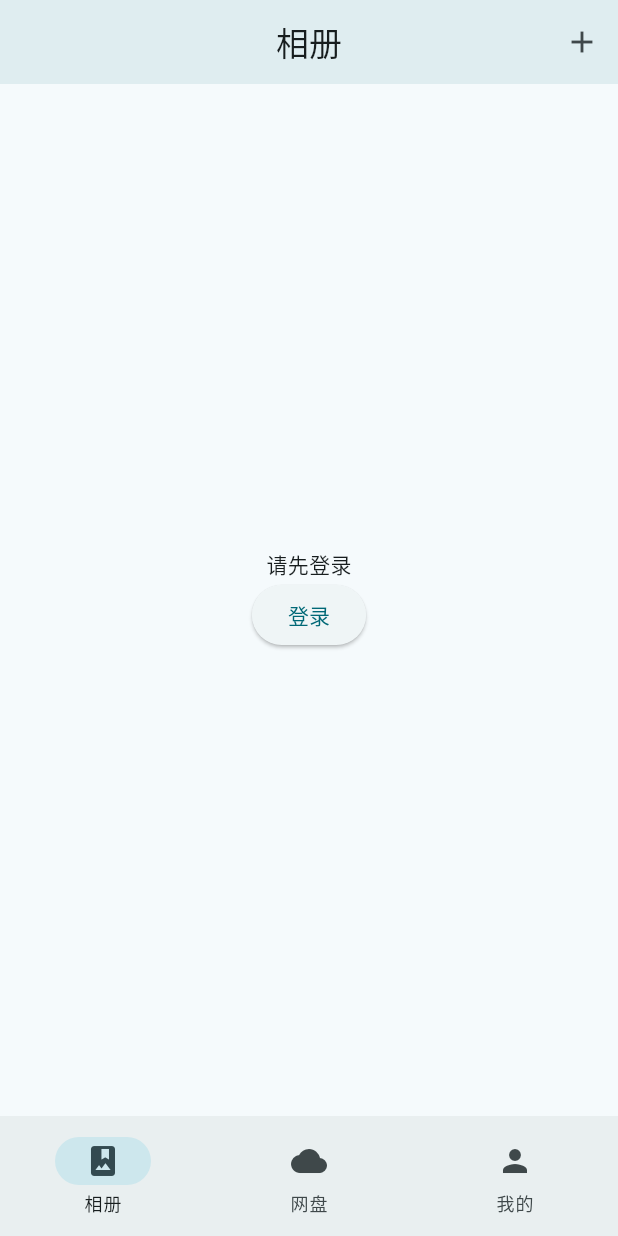
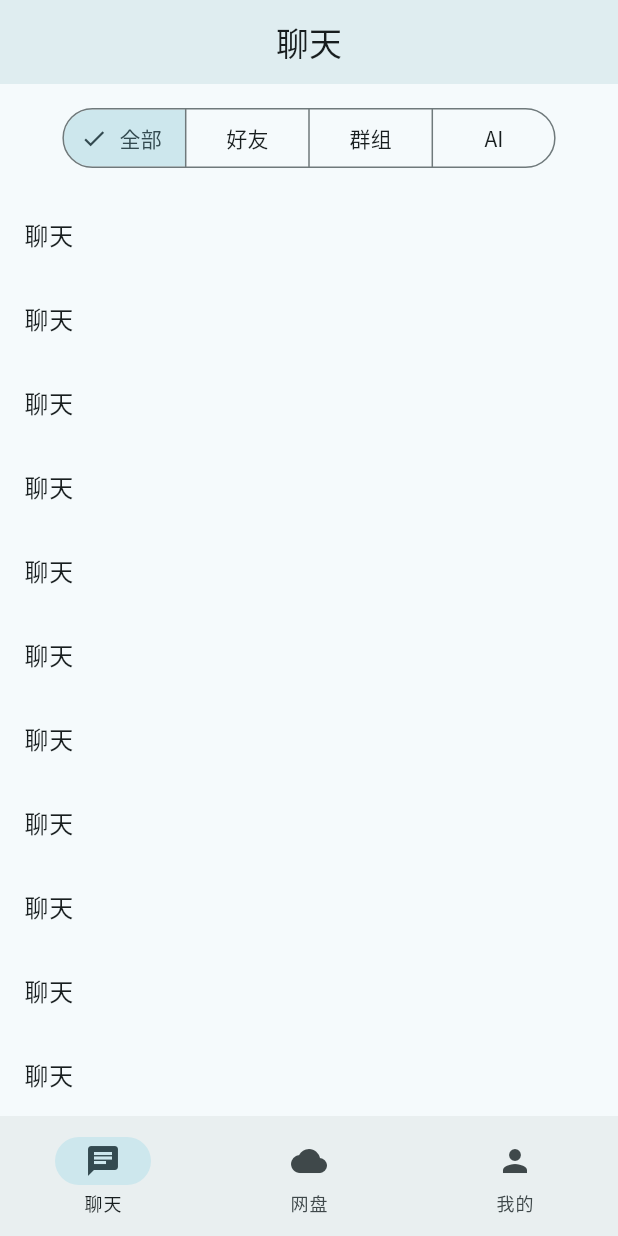
Before and after one commit to blinkspark/jiahe, a Flutter app: the screen it shows after launch, on a phone screen of 412 x 824 dp. Run offline on Flutter 3.47's test engine with Material 3 defaults, Android fonts, the phone set to English and light mode, and no system bars; our stand-ins replace cached_network_image, dio, file_picker, flutter_cache_manager, flutter_dotenv, get and 5 more; missing offline and left inert: media_kit, media_kit_video.

Commit message:
feat(chats): 添加聊天页面和控制器
新增 ChatsController 和 ChatsPage，实现聊天列表页面及筛选功能。
支持通过 SegmentedButton 切换“全部”、“好友”、“群组”和“AI”聊天视图。

feat(config): 实现配置页面与主题模式管理

重命名 me_page 为 config_page，并添加 ConfigController 以管理应用主题。
支持亮色、暗色和跟随系统三种主题模式切换，并持久化存储设置。

feat(user): 完善用户状态管理和登出逻辑

引入 UserController 统一管理用户登录状态和用户名显示。
UserService 增加 logout 方法用于清除认证信息。

refactor(drive): 更新图标样式并修复文件名解析逻辑

将 DrivePage 中的新建文件夹和上传文件图标更新为 outlined 样式。
优化文件重命名时的名称提取逻辑，确保正确获取文件名而非完整路径。

refactor(home): 调整底部导航栏及页面引用

将首页底部导航栏中的“相册”替换为“聊天”，并相应地更新页面路由映射。
调整 HomePage 页面引用，使用新的 ChatsPage 和 ConfigPage。

feat(chat_service): 初始化聊天服务

新增 ChatService 作为 GetX 服务，注入 Logger 和 PocketBase 客户端实例，
为后续聊天相关功能提供基础支撑。

```diff
--- /dev/null
+++ b/app/lib/controllers/chats_controller.dart
@@ -0,0 +1,18 @@
+import 'package:app/services/chat_service.dart';
+import 'package:get/get.dart';
+import 'package:logger/logger.dart';
+
+class ChatsController extends GetxController {
+  final Logger logger = Get.find();
+  final ChatService chatService = Get.put(ChatService());
+  final filter = "all".obs;
+
+  // @override
+  // void onInit() {
+  //   super.onInit();
+  // }
+
+  void changeFilter(String value) {
+    filter.value = value;
+  }
+}
--- /dev/null
+++ b/app/lib/pages/chats_page.dart
@@ -0,0 +1,48 @@
+import 'package:app/controllers/chats_controller.dart';
+import 'package:flutter/material.dart';
+import 'package:get/get.dart';
+import 'package:logger/logger.dart';
+
+class ChatsPage extends StatelessWidget {
+  final Logger logger = Get.find();
+  final ChatsController chatsController = Get.put(ChatsController());
+  ChatsPage({super.key});
+
+  @override
+  Widget build(BuildContext context) {
+    return Scaffold(
+      appBar: AppBar(title: Text("聊天"), centerTitle: true),
+      body: Column(
+        children: [
+          Center(
+            child: Padding(
+              padding: const EdgeInsets.all(12.0),
+              child: Obx(
+                () => SegmentedButton(
+                  segments: [
+                    ButtonSegment(value: "all", label: Text("全部")),
+                    ButtonSegment(value: "friends", label: Text("好友")),
+                    ButtonSegment(value: "groups", label: Text("群组")),
+                    ButtonSegment(value: "ai", label: Text("AI")),
+                  ],
+                  onSelectionChanged: (value) {
+                    chatsController.changeFilter(value.first);
+                  },
+                  selected: {chatsController.filter.value},
+                ),
+              ),
+            ),
+          ),
+          Expanded(
+            child: ListView.builder(
+              itemCount: 20,
+              itemBuilder: (context, index) {
+                return ListTile(title: Text("聊天"), onTap: () {});
+              },
+            ),
+          ),
+        ],
+      ),
+    );
+  }
+}
--- a/app/lib/pages/drive_page.dart
+++ b/app/lib/pages/drive_page.dart
@@ -147,7 +147,7 @@ class _DrivePageState extends State<DrivePage> {
               );
             },
             tooltip: '新建文件夹',
-            icon: Icon(Icons.create_new_folder),
+            icon: Icon(Icons.create_new_folder_outlined),
           ),
           IconButton(
             onPressed: () async {
@@ -162,7 +162,7 @@ class _DrivePageState extends State<DrivePage> {
               driveController.uploadFiles(res.files);
             },
             tooltip: '上传文件',
-            icon: Icon(Icons.upload_file),
+            icon: Icon(Icons.upload_file_outlined),
           ),
         ],
       ),
@@ -219,7 +219,7 @@ class _DrivePageState extends State<DrivePage> {
                             if (item['type'] == 'file') {
                               nameController.text = item['name'];
                             } else {
-                              nameController.text = item['name']
+                              nameController.text = (item['name'] as String)
                                   .split('/')
                                   .last;
                             }
--- a/app/lib/pages/home_page.dart
+++ b/app/lib/pages/home_page.dart
@@ -1,6 +1,6 @@
-import 'package:app/pages/albums_page.dart';
+import 'package:app/pages/chats_page.dart';
 import 'package:app/pages/drive_page.dart';
-import 'package:app/pages/me_page.dart';
+import 'package:app/pages/config_page.dart';
 import 'package:app/state.dart';
 import 'package:flutter/material.dart';
 import 'package:get/get.dart';
@@ -15,10 +15,10 @@ class HomePage extends StatelessWidget {
     return Scaffold(
       body: Obx(
         () => switch (appState.homePageIndex.value) {
-          0 => AlbumsPage(),
+          0 => ChatsPage(),
           1 => DrivePage(),
-          2 => MePage(),
-          _ => Center(child: Text("_")),
+          2 => ConfigPage(),
+          _ => Center(child: Text("You should not see this.")),
         },
       ),
       bottomNavigationBar: Obx(
@@ -29,7 +29,7 @@ class HomePage extends StatelessWidget {
           elevation: 10,
           destinations: [
             // NavigationDestination(icon: Icon(Icons.home), label: '首页'),
-            NavigationDestination(icon: Icon(Icons.photo_album), label: '相册'),
+            NavigationDestination(icon: Icon(Icons.chat), label: '聊天'),
             NavigationDestination(icon: Icon(Icons.cloud), label: '网盘'),
             NavigationDestination(icon: Icon(Icons.person), label: '我的'),
           ],
--- /dev/null
+++ b/app/lib/services/chat_service.dart
@@ -0,0 +1,8 @@
+import 'package:get/get.dart';
+import 'package:logger/logger.dart';
+import 'package:pocketbase/pocketbase.dart';
+
+class ChatService extends GetxService {
+  final Logger logger = Get.find();
+  final PocketBase pb = Get.find();
+}
--- a/app/lib/services/user_service.dart
+++ b/app/lib/services/user_service.dart
@@ -17,4 +17,8 @@ class UserService extends GetxService {
   void onChange(void Function(AuthStoreEvent)? onData) {
     pb.authStore.onChange.listen(onData);
   }
+
+  void logout() {
+    pb.authStore.clear();
+  }
 }
```
Also changed, not shown: app/lib/controllers/config_controller.dart (added, +49 -0 lines), app/lib/controllers/user_controller.dart (added, +26 -0 lines), app/lib/pages/config_page.dart (renamed from app/lib/pages/me_page.dart, +51 -15 lines).
